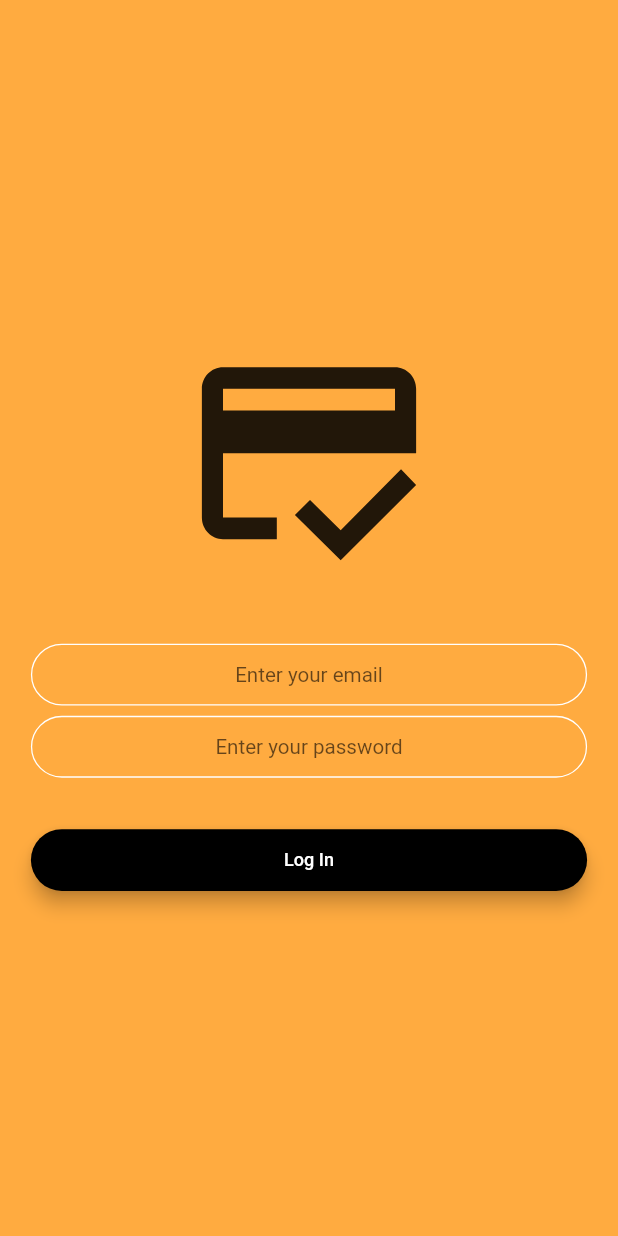
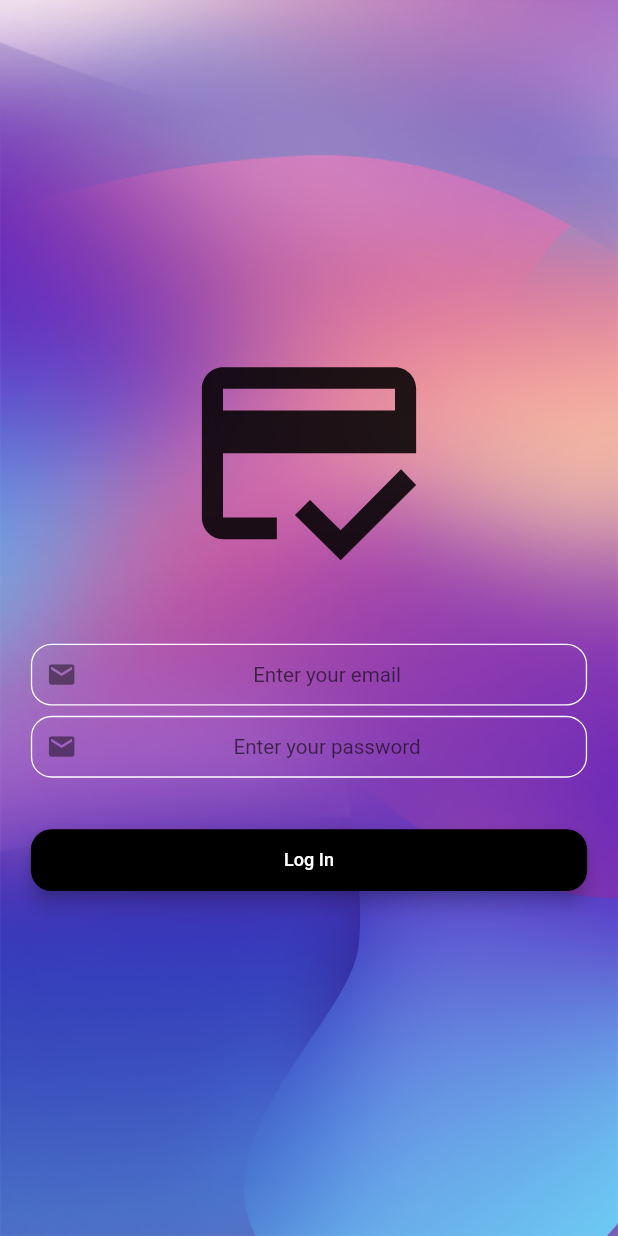
Before and after one commit to MagnusTZ/limit_score, a Flutter app: the screen it shows after launch, after a tap on "Log In", on a phone screen of 412 x 824 dp. Run offline on Flutter 3.47's test engine with Material 2 defaults, Android fonts, the phone set to English and light mode, and no system bars; drawn by our look-alikes of modal_progress_hud_nsn; our stand-ins replace animated_text_kit, firebase_auth, firebase_core, responsive_framework; accounts and stored records are empty.

Commit message:
welcome, register and login screens functional with firebase authentication support and complete UI

```diff
--- a/lib/components/rounded_button.dart
+++ b/lib/components/rounded_button.dart
@@ -15,10 +15,10 @@ class RoundedButton extends StatelessWidget {
       child: Material(
         elevation: 5.0,
         color: color,
-        borderRadius: BorderRadius.circular(30.0),
+        borderRadius: BorderRadius.circular(16.0),
         child: MaterialButton(
           onPressed: onPressed,
-          minWidth: 200.0,
+          minWidth: double.infinity,
           height: 42.0,
           child: Text(
             title,
--- a/lib/constants.dart
+++ b/lib/constants.dart
@@ -1,3 +1,4 @@
+import 'package:flutter/cupertino.dart';
 import 'package:flutter/material.dart';
 
 // const kButtonTextStyle = TextStyle(
@@ -19,17 +20,18 @@ import 'package:flutter/material.dart';
 // );
 
 const kTextFieldDecoration = InputDecoration(
+  prefixIcon: Icon(Icons.email),
   hintText: 'Enter your value',
   contentPadding: EdgeInsets.symmetric(vertical: 10.0, horizontal: 20.0),
   border: OutlineInputBorder(
-    borderRadius: BorderRadius.all(Radius.circular(32.0)),
+    borderRadius: BorderRadius.all(Radius.circular(16.0)),
   ),
   enabledBorder: OutlineInputBorder(
     borderSide: BorderSide(color: Colors.white, width: 1.0),
-    borderRadius: BorderRadius.all(Radius.circular(32.0)),
+    borderRadius: BorderRadius.all(Radius.circular(16.0)),
   ),
   focusedBorder: OutlineInputBorder(
     borderSide: BorderSide(color: Colors.white, width: 2.0),
-    borderRadius: BorderRadius.all(Radius.circular(32.0)),
+    borderRadius: BorderRadius.all(Radius.circular(16.0)),
   ),
 );
--- a/lib/screens/login_screen.dart
+++ b/lib/screens/login_screen.dart
@@ -22,10 +22,20 @@ class _LoginScreenState extends State<LoginScreen> {
   @override
   Widget build(BuildContext context) {
     return Scaffold(
-      backgroundColor: Colors.orangeAccent,
+      backgroundColor: Colors.transparent,
       body: ModalProgressHUD(
         inAsyncCall: showSpinner,
-        child: Padding(
+        child: Stack(
+          children: [
+            Container(
+              height: double.infinity,
+              width: double.infinity,
+              child: Image(
+                image: AssetImage('assets/images/Illustration2.png'),
+                fit: BoxFit.fill,
+              ),
+            ),
+            Padding(
               padding: EdgeInsets.symmetric(horizontal: 24.0),
               child: Column(
                 mainAxisAlignment: MainAxisAlignment.center,
@@ -47,8 +57,8 @@ class _LoginScreenState extends State<LoginScreen> {
                     onChanged: (value) {
                       email = value;
                     },
-                decoration:
-                    kTextFieldDecoration.copyWith(hintText: 'Enter your email'),
+                    decoration: kTextFieldDecoration.copyWith(
+                        hintText: 'Enter your email'),
                   ),
                   SizedBox(
                     height: 8.0,
@@ -88,6 +98,8 @@ class _LoginScreenState extends State<LoginScreen> {
                 ],
               ),
             ),
+          ],
+        ),
       ),
     );
   }
--- a/lib/screens/welcome_screen.dart
+++ b/lib/screens/welcome_screen.dart
@@ -49,9 +49,21 @@ class _WelcomeScreenState extends State<WelcomeScreen>
   @override
   Widget build(BuildContext context) {
     return Scaffold(
-      //backgroundColor: animation.value,
+      backgroundColor: Colors.transparent,
       body: Stack(
         children: [
+          Container(
+            decoration: BoxDecoration(
+              gradient: LinearGradient(
+                begin: Alignment.topRight,
+                end: Alignment.bottomLeft,
+                colors: [
+                  Color(0xffAE41A5),
+                  Color(0xff31247E),
+                ],
+              ),
+            ),
+          ),
           Container(
             height: double.infinity,
             width: double.infinity,
@@ -60,14 +72,14 @@ class _WelcomeScreenState extends State<WelcomeScreen>
               fit: BoxFit.fill,
             ),
           ),
-          Container(
-            height: double.infinity,
-            width: double.infinity,
-            child: Image(
-              image: AssetImage('assets/images/Illustration4.png'),
-              fit: BoxFit.cover,
-            ),
-          ),
+          // Container(
+          //   height: double.infinity,
+          //   width: double.infinity,
+          //   child: Image(
+          //     image: AssetImage('assets/images/Illustration4.png'),
+          //     fit: BoxFit.cover,
+          //   ),
+          // ),
           Padding(
             padding: EdgeInsets.symmetric(horizontal: 24.0),
             child: Column(
@@ -104,6 +116,7 @@ class _WelcomeScreenState extends State<WelcomeScreen>
                               speed: const Duration(milliseconds: 200),
                             ),
                           ],
+                          totalRepeatCount: 1,
                         ),
                       ),
                     ),
--- a/pubspec.yaml
+++ b/pubspec.yaml
@@ -15,9 +15,9 @@ dependencies:
 
   cupertino_icons: ^1.0.3
   animated_text_kit: ^4.2.1
-  firebase_core: ^1.6.0
+  firebase_core: ^1.7.0
   cloud_firestore: ^2.5.3
-  firebase_auth: ^3.1.1
+  firebase_auth: ^3.1.2
   modal_progress_hud_nsn: ^0.1.0-nullsafety-1
   responsive_framework: ^0.1.4
 
```
Also changed, not shown: lib/screens/registration_screen.dart (+63 -8 lines), assets/images/Illustration2.png, assets/images/icon_email.png (added), assets/images/image _2.png (added), pubspec.lock, 2 other files. Lines whose indentation alone changed are shown as unchanged.
